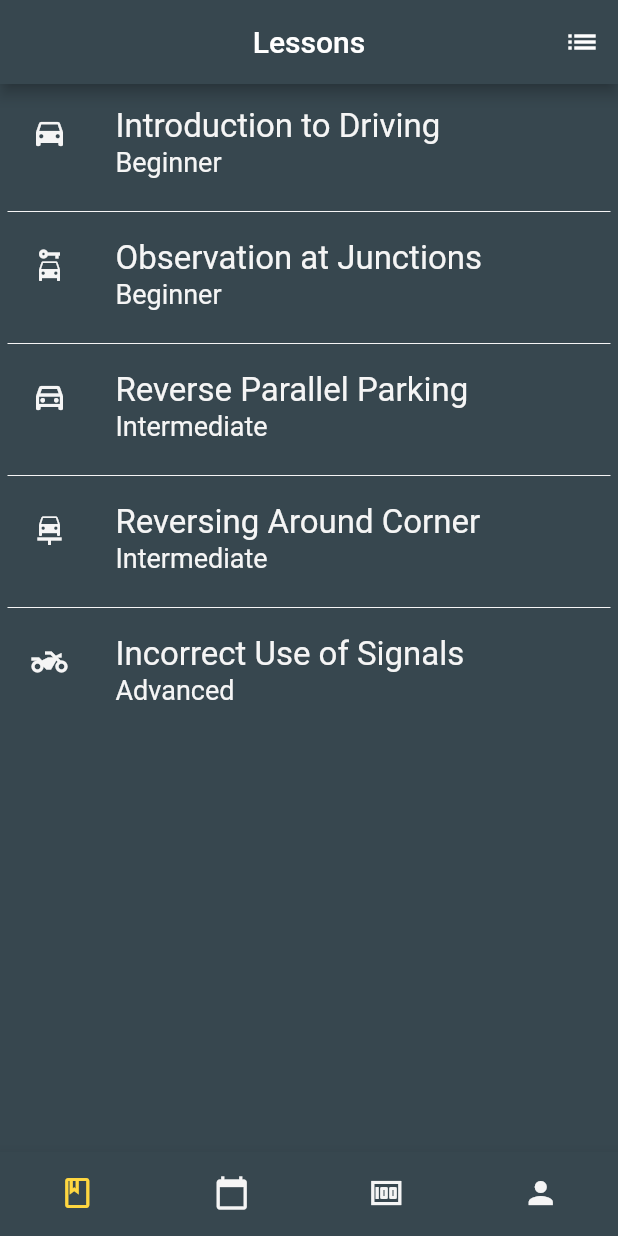
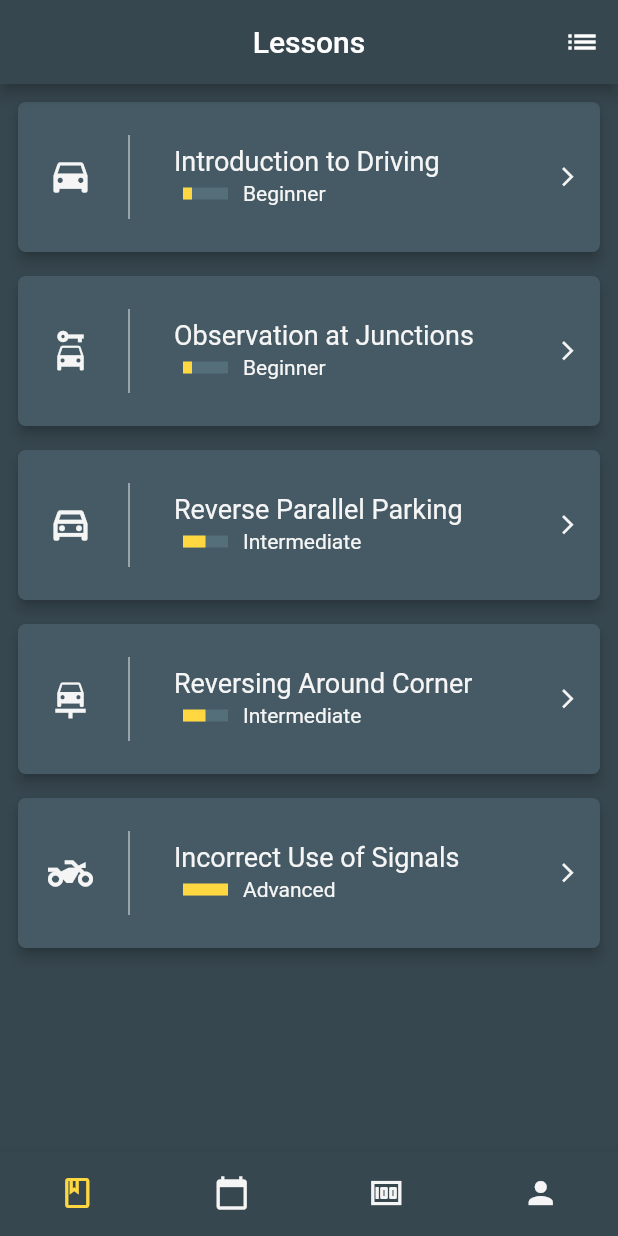
Before and after one commit to sofiabukovskaya/driving_app_flutter, a Flutter app: the screen it shows after launch, on a phone screen of 412 x 824 dp. Run offline on Flutter 3.47's test engine with Material 2 defaults, Android fonts, the phone set to English and light mode, and no system bars; drawn by our look-alikes of percent_indicator; missing offline and left inert: dart:ffi.

Commit message:
Completed UI "Lessons for drivers"

```diff
--- a/lib/src/lessonsDriving.dart
+++ b/lib/src/lessonsDriving.dart
@@ -1,4 +1,8 @@
+import 'dart:ffi';
+
 import 'package:flutter/material.dart';
+import 'package:flutter/widgets.dart';
+import 'package:percent_indicator/percent_indicator.dart';
 
 class App extends StatefulWidget {
   createState() {
@@ -11,25 +15,63 @@ final List<TitleLessons> titlesList = [TitleLessons("Introduction to Driving", "
 TitleLessons("Observation at Junctions", "Beginner"), TitleLessons("Reverse Parallel Parking", "Intermediate"),
 TitleLessons("Reversing Around Corner", "Intermediate"), TitleLessons("Incorrect Use of Signals", "Advanced")];
 final List<IconData> icons = [Icons.drive_eta, Icons.car_rental, Icons.drive_eta_outlined, Icons.car_repair, Icons.two_wheeler];
+final List<double> percents =  [0.2, 0.2, 0.5,0.5,1];
+
   Widget build(context) {
     return MaterialApp(
       debugShowCheckedModeBanner: false,
       theme: ThemeData(
         primaryColor: Color(0xFF37474F),
-        accentColor: Color(0xFF607D8B)
       ),
       home: Scaffold(
         backgroundColor: Color(0xFF37474F),
         body: Container(
           child: ListView.separated(
-            padding: const EdgeInsets.all(5),
+            padding: const EdgeInsets.all(8),
             itemCount: titlesList.length,
-            separatorBuilder: (BuildContext context, int index) => Divider(color: Colors.grey[100]),
+            separatorBuilder: (BuildContext context, int index){
+              return SizedBox(
+                height: 8,
+              );
+            },
             itemBuilder: (BuildContext context, int index) {
-              return ListTile(
-                  title: Text(titlesList[index].title, style: TextStyle(fontSize: 22, color: Colors.grey[100])),
-                  subtitle: Text(titlesList[index].levelLesson, style: TextStyle(fontSize: 18, color: Colors.grey[100])),
-                  leading: Icon(icons[index], color: Colors.grey[100],),
+              return Card(
+                elevation: 3.5,
+                shape: RoundedRectangleBorder(
+                  borderRadius: BorderRadius.circular(5)
+                ) ,
+                color: Colors.blueGrey[700],
+                child: ListTile(
+                  contentPadding: const EdgeInsets.all(14.0),
+                  leading: Row(
+                    mainAxisSize: MainAxisSize.min,
+                    children: [
+                      Transform.translate(offset: Offset(6,0), child: Icon(icons[index], size: 30.0, color: Colors.grey[100])),
+                      VerticalDivider(color: Colors.blueGrey[50], width: 60,),
+                    ],
+                  ),
+                  title: Transform(
+                    transform:Matrix4.translationValues(-16, 0.0, 0.0),
+                    child:Text(titlesList[index].title, style: TextStyle(fontSize: 18, color: Colors.grey[100])) ,
+                  ),
+                  subtitle: Row (
+                    children: <Widget>[
+                      Container(
+                        transform: Matrix4.translationValues(-20, 0.0, 0.0),
+                        child: LinearPercentIndicator(
+                            width: 50,
+                            lineHeight: 8,
+                            animation: true,
+                            progressColor: Colors.amberAccent,
+                            backgroundColor: Colors.blueGrey[600],
+                            percent: percents[index],
+                            trailing: Text(titlesList[index].levelLesson, style: TextStyle(fontSize: 14, color: Colors.grey[100])),
+                        ),
+                      )
+                    ],
+                  ),
+                  trailing: Icon(Icons.arrow_forward_ios, size: 15.0, color: Colors.grey[100]),
+                ),
               );
             },
           ),
--- a/pubspec.yaml
+++ b/pubspec.yaml
@@ -23,7 +23,7 @@ environment:
 dependencies:
   flutter:
     sdk: flutter
-
+  percent_indicator: ^2.1.3
 
   # The following adds the Cupertino Icons font to your application.
   # Use with the CupertinoIcons class for iOS style icons.
```
Also changed, not shown: pubspec.lock.
